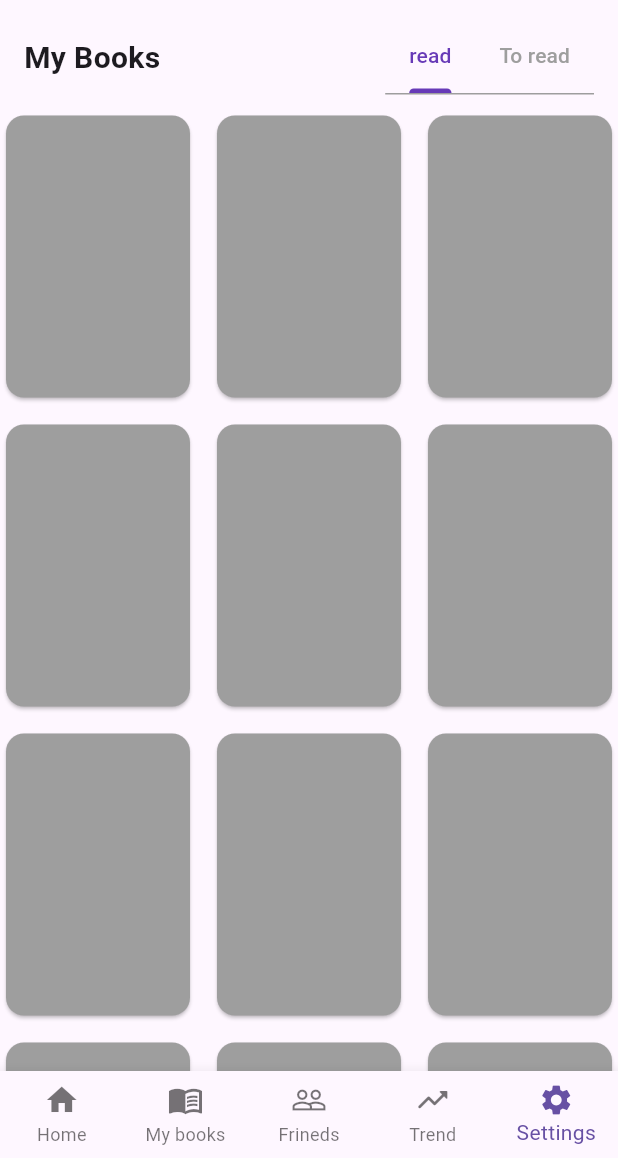
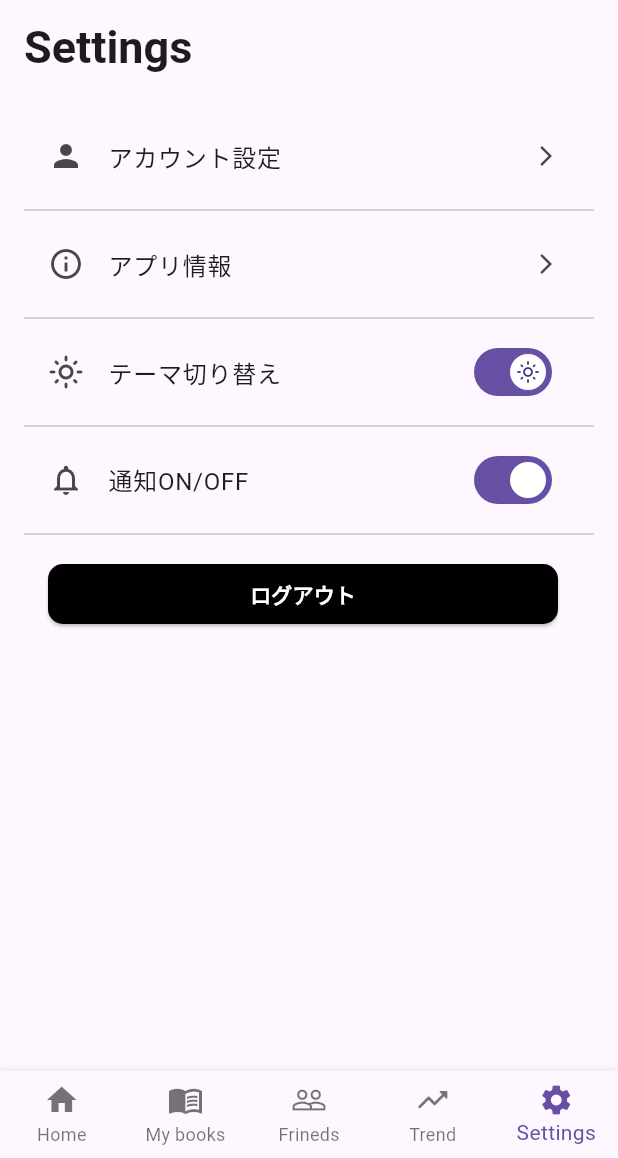
Before and after one commit to n0o0i/yomiru, a Flutter app: the screen it shows after launch, item 5 of the bottom bar chosen, on a phone screen of 412 x 824 dp, the part 78-1236 px from its top. Run offline on Flutter 3.47's test engine with Material 3 defaults, Android fonts, the phone set to English and light mode, and no system bars.

Commit message:
add settings page

```diff
--- /dev/null
+++ b/lib/frontend/Settings/settingsHome.dart
@@ -0,0 +1,112 @@
+import 'package:flutter/material.dart';
+import 'package:yomiru/frontend/shared/strings.dart';
+
+class SettingsHome extends StatefulWidget {
+  @override
+  _SettingsHomeState createState() => _SettingsHomeState();
+}
+
+class _SettingsHomeState extends State<SettingsHome> {
+  bool _isThemeLight = true;
+  bool _notificationEnable = true;
+
+  void _switchTheme() {
+    setState(() {
+      _isThemeLight = !_isThemeLight;
+    });
+  }
+
+  void _switchNotification() {
+    setState(() {
+      _notificationEnable = !_notificationEnable;
+    });
+  }
+
+
+
+  @override
+  Widget build(BuildContext context) {
+  final screenHeight = MediaQuery.of(context).size.height;
+
+    return Scaffold(
+      appBar: AppBar(
+        title: Text(
+          AppStrings.Settings,
+          style: TextStyle(
+            fontWeight: FontWeight.bold,
+            fontSize: 30
+          ),
+          ),
+        centerTitle: false,
+      ),
+      body: Padding(
+        padding: const EdgeInsets.all(16.0),
+        child: Column(
+          crossAxisAlignment: CrossAxisAlignment.stretch,
+          children: [
+            ListTile(
+              leading: Icon(Icons.person),
+              title: Text(AppStrings.SettingsAccountSetting),
+              trailing: Icon(Icons.arrow_forward_ios, size: 16,),
+            ),
+            Divider(),
+            ListTile(
+              leading: Icon(Icons.info_outline),
+              title: Text(AppStrings.SettingsAppInfo),
+              trailing: Icon(Icons.arrow_forward_ios, size: 16,),
+            ),
+            Divider(),
+            ListTile(
+              leading: Icon(Icons.light_mode_outlined),
+              title: Text(AppStrings.SettingsTheme),
+              trailing: Switch(
+                value: _isThemeLight,
+                onChanged: (value) {
+                  _switchTheme();
+                },
+                thumbIcon: WidgetStateProperty.resolveWith<Icon?>((Set<WidgetState> states) {
+                  if (states.contains(WidgetState.selected)) {
+                    return const Icon(Icons.light_mode_outlined);
+                  }
+                  return const Icon(Icons.dark_mode_outlined);
+                }),
+              ),
+            ),
+            Divider(),
+            ListTile(
+              leading: Icon(Icons.notifications_none),
+              title: Text(AppStrings.SettingsNotification),
+              trailing: Switch(
+                value: _notificationEnable,
+                onChanged: (value) {
+                  _switchNotification();
+                }
+              ),
+            ),
+            Divider(),
+            ListTile(
+              title: ElevatedButton(
+                style: ElevatedButton.styleFrom(
+                  backgroundColor: Colors.black,
+                  shape: RoundedRectangleBorder(
+                    borderRadius: BorderRadius.circular(10),
+                  ),
+                ),
+                onPressed: (){
+                  print('pressed');
+                },
+                child: Text(
+                  AppStrings.SettingsLogout,
+                  style: TextStyle(
+                  color: Colors.white,
+                    fontWeight: FontWeight.bold
+                  ),
+                )
+              ),
+            )
+          ],
+        ),
+      ),
+    );
+  }
+}
--- a/lib/frontend/homePage.dart
+++ b/lib/frontend/homePage.dart
@@ -3,6 +3,7 @@ import 'package:yomiru/frontend/Home/home.dart';
 import 'package:yomiru/frontend/MyBooks/myBooks.dart';
 import 'package:yomiru/frontend/Friends/friends.dart';
 import 'package:yomiru/frontend/Trend/trend.dart';
+import 'package:yomiru/frontend/Settings/settingsHome.dart';
 import 'package:yomiru/frontend/shared/strings.dart';
 
 
@@ -19,7 +20,7 @@ final List<Widget> _pages = [
   MyBooks(),
   Friends(),
   Trend(),
-  MyBooks(),
+  SettingsHome(),
 ];
 
 void _onItemTapped(int index) {
--- a/lib/frontend/shared/strings.dart
+++ b/lib/frontend/shared/strings.dart
@@ -25,5 +25,13 @@ class AppStrings {
   static const String TrendsManga = 'Manga';
   // Share bookListSectionList
   static const String bookListSectionListMore = 'もっと見る >';
+  // Settings
+  static const String Settings = 'Settings';
+  static const String SettingsAccountSetting = 'アカウント設定';
+  static const String SettingsTheme = 'テーマ切り替え';
+  static const String SettingsNotification = '通知ON/OFF';
+  static const String SettingsAppInfo = 'アプリ情報';
+  static const String SettingsLogout = 'ログアウト';
+
 
 }
```
